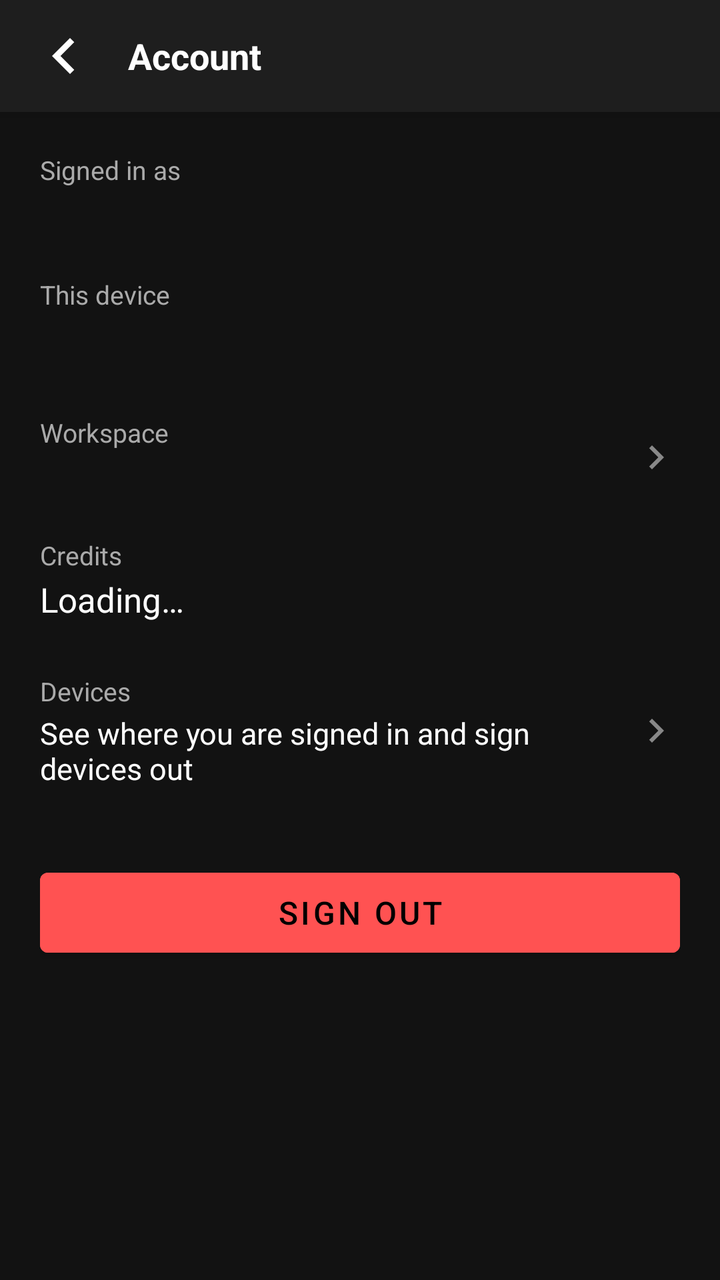
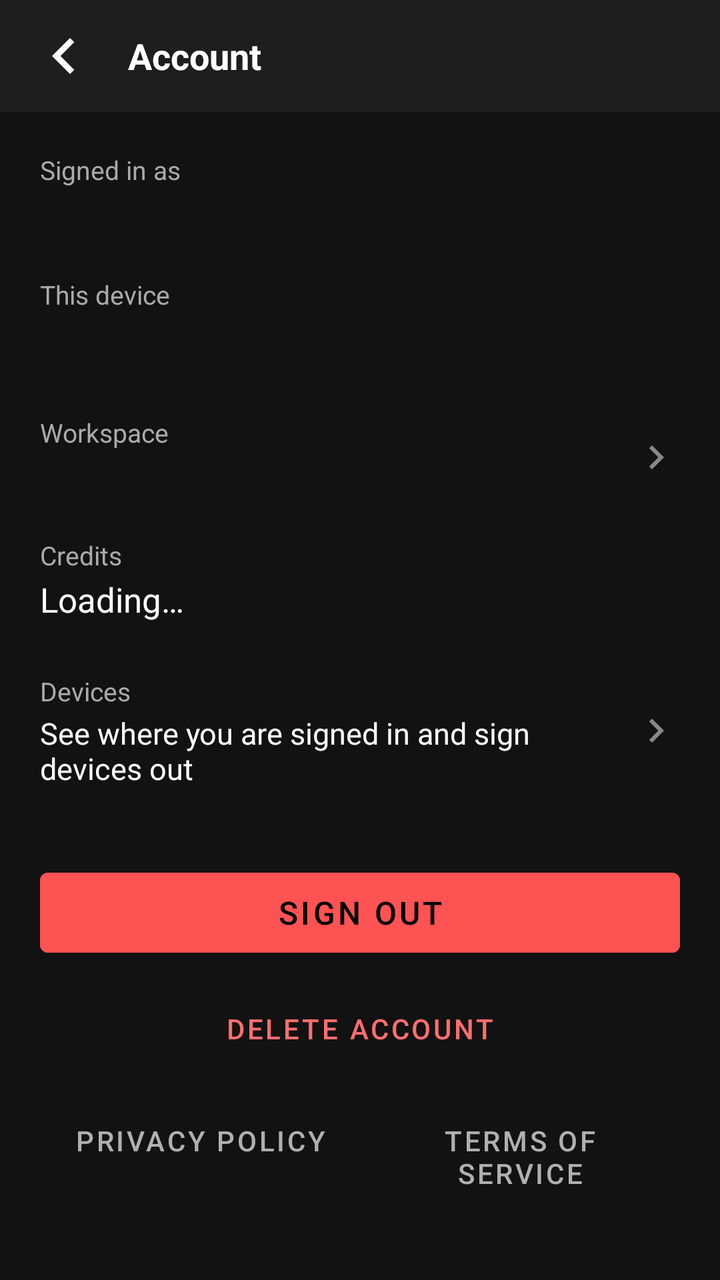

Screens rendered from an Android XML layout before and after an edit, with the pre-edit source and the edit as a unified diff.
<!-- AndroidManifest.xml: application theme Theme.CustomScreen -->
<!-- res/layout/activity_account.xml -->
<?xml version="1.0" encoding="utf-8"?>
<LinearLayout xmlns:android="http://schemas.android.com/apk/res/android"
    xmlns:app="http://schemas.android.com/apk/res-auto"
    android:layout_width="match_parent"
    android:layout_height="match_parent"
    android:background="#121212"
    android:orientation="vertical">

    <RelativeLayout
        android:id="@+id/account_toolbar"
        android:layout_width="match_parent"
        android:layout_height="56dp"
        android:background="#1E1E1E"
        android:elevation="4dp"
        android:paddingStart="8dp"
        android:paddingEnd="16dp">

        <ImageButton
            android:id="@+id/btn_back"
            android:layout_width="48dp"
            android:layout_height="48dp"
            android:layout_alignParentStart="true"
            android:layout_centerVertical="true"
            android:background="?attr/selectableItemBackgroundBorderless"
            android:contentDescription="Back"
            android:src="@drawable/ic_chevron_left"
            app:tint="#FFFFFF" />

        <TextView
            android:layout_width="wrap_content"
            android:layout_height="wrap_content"
            android:layout_centerVertical="true"
            android:layout_marginStart="8dp"
            android:layout_toEndOf="@id/btn_back"
            android:text="@string/account_title"
            android:textColor="#FFFFFF"
            android:textSize="18sp"
            android:textStyle="bold" />
    </RelativeLayout>

    <ScrollView
        android:layout_width="match_parent"
        android:layout_height="match_parent"
        android:fillViewport="true">

    <LinearLayout
        android:layout_width="match_parent"
        android:layout_height="wrap_content"
        android:orientation="vertical"
        android:padding="20dp">

        <TextView
            android:layout_width="wrap_content"
            android:layout_height="wrap_content"
            android:text="@string/account_email_label"
            android:textColor="#AAAAAA"
            android:textSize="13sp" />

        <TextView
            android:id="@+id/tv_account_email"
            android:layout_width="match_parent"
            android:layout_height="wrap_content"
            android:layout_marginTop="2dp"
            android:textColor="#FFFFFF"
            android:textIsSelectable="true"
            android:textSize="17sp" />

        <TextView
            android:layout_width="wrap_content"
            android:layout_height="wrap_content"
            android:layout_marginTop="20dp"
            android:text="@string/account_device_label"
            android:textColor="#AAAAAA"
            android:textSize="13sp" />

        <TextView
            android:id="@+id/tv_account_device"
            android:layout_width="match_parent"
            android:layout_height="wrap_content"
            android:layout_marginTop="2dp"
            android:textColor="#FFFFFF"
            android:textSize="17sp" />

        <LinearLayout
            android:id="@+id/row_workspace"
            android:layout_width="match_parent"
            android:layout_height="wrap_content"
            android:layout_marginTop="20dp"
            android:background="?attr/selectableItemBackground"
            android:gravity="center_vertical"
            android:minHeight="56dp"
            android:orientation="horizontal">

            <LinearLayout
                android:layout_width="0dp"
                android:layout_height="wrap_content"
                android:layout_weight="1"
                android:orientation="vertical">

                <TextView
                    android:layout_width="wrap_content"
                    android:layout_height="wrap_content"
                    android:text="@string/acct_workspace_label"
                    android:textColor="#AAAAAA"
                    android:textSize="13sp" />

                <TextView
                    android:id="@+id/tv_account_workspace"
                    android:layout_width="match_parent"
                    android:layout_height="wrap_content"
                    android:layout_marginTop="2dp"
                    android:ellipsize="end"
                    android:maxLines="1"
                    android:textColor="#FFFFFF"
                    android:textSize="17sp" />
            </LinearLayout>

            <ImageView
                android:layout_width="24dp"
                android:layout_height="24dp"
                android:contentDescription="@null"
                android:src="@drawable/ic_chevron_right"
                app:tint="#888888" />
        </LinearLayout>

        <LinearLayout
            android:id="@+id/row_credits"
            android:layout_width="match_parent"
            android:layout_height="wrap_content"
            android:layout_marginTop="12dp"
            android:background="?attr/selectableItemBackground"
            android:minHeight="56dp"
            android:orientation="vertical">

            <TextView
                android:layout_width="wrap_content"
                android:layout_height="wrap_content"
                android:text="@string/acct_credits_label"
                android:textColor="#AAAAAA"
                android:textSize="13sp" />

            <TextView
                android:id="@+id/tv_account_credits"
                android:layout_width="match_parent"
                android:layout_height="wrap_content"
                android:layout_marginTop="2dp"
                android:text="@string/acct_credits_loading"
                android:textColor="#FFFFFF"
                android:textSize="17sp" />
        </LinearLayout>

        <LinearLayout
            android:id="@+id/row_devices"
            android:layout_width="match_parent"
            android:layout_height="wrap_content"
            android:layout_marginTop="12dp"
            android:background="?attr/selectableItemBackground"
            android:gravity="center_vertical"
            android:minHeight="56dp"
            android:orientation="horizontal">

            <LinearLayout
                android:layout_width="0dp"
                android:layout_height="wrap_content"
                android:layout_weight="1"
                android:orientation="vertical">

                <TextView
                    android:layout_width="wrap_content"
                    android:layout_height="wrap_content"
                    android:text="@string/acct_devices_label"
                    android:textColor="#AAAAAA"
                    android:textSize="13sp" />

                <TextView
                    android:layout_width="match_parent"
                    android:layout_height="wrap_content"
                    android:layout_marginTop="2dp"
                    android:text="@string/acct_devices_hint"
                    android:textColor="#FFFFFF"
                    android:textSize="15sp" />
            </LinearLayout>

            <ImageView
                android:layout_width="24dp"
                android:layout_height="24dp"
                android:contentDescription="@null"
                android:src="@drawable/ic_chevron_right"
                app:tint="#888888" />
        </LinearLayout>

        <LinearLayout
            android:id="@+id/row_backend"
            android:layout_width="match_parent"
            android:layout_height="wrap_content"
            android:layout_marginTop="12dp"
            android:background="?attr/selectableItemBackground"
            android:minHeight="56dp"
            android:orientation="vertical"
            android:visibility="gone">

            <TextView
                android:layout_width="wrap_content"
                android:layout_height="wrap_content"
                android:text="@string/acct_backend_label"
                android:textColor="#AAAAAA"
                android:textSize="13sp" />

            <TextView
                android:id="@+id/tv_account_backend"
                android:layout_width="match_parent"
                android:layout_height="wrap_content"
                android:layout_marginTop="2dp"
                android:textColor="#FFFFFF"
                android:textSize="14sp" />
        </LinearLayout>

        <Button
            android:id="@+id/btn_sign_out"
            android:layout_width="match_parent"
            android:layout_height="52dp"
            android:layout_marginTop="36dp"
            android:backgroundTint="#FF5252"
            android:text="@string/account_sign_out"
            android:textColor="#000000"
            android:textSize="16sp" />

        <ProgressBar
            android:id="@+id/progress_account"
            style="?android:attr/progressBarStyleSmall"
            android:layout_width="wrap_content"
            android:layout_height="wrap_content"
            android:layout_gravity="center_horizontal"
            android:layout_marginTop="16dp"
            android:visibility="gone" />
    </LinearLayout>
    </ScrollView>
</LinearLayout>
<!-- resources referenced by this layout -->
<resources>
  <!-- drawable ic_chevron_left (drawable) -->
  <vector xmlns:android="http://schemas.android.com/apk/res/android"
      android:width="36dp"
      android:height="36dp"
      android:viewportWidth="24"
      android:viewportHeight="24">
    <path
        android:fillColor="#FFFFFF"
        android:pathData="M15.41,7.41L14,6l-6,6 6,6 1.41,-1.41L10.83,12z"/>
  </vector>
  <!-- drawable ic_chevron_right (drawable) -->
  <vector xmlns:android="http://schemas.android.com/apk/res/android"
      android:width="36dp"
      android:height="36dp"
      android:viewportWidth="24"
      android:viewportHeight="24">
    <path
        android:fillColor="#FFFFFF"
        android:pathData="M10,6L8.59,7.41 13.17,12l-4.58,4.59L10,18l6,-6z"/>
  </vector>
  <string name="account_device_label">This device</string>
  <string name="account_email_label">Signed in as</string>
  <string name="account_sign_out">Sign out</string>
  <string name="account_title">Account</string>
  <string name="acct_backend_label">Backend URL (debug build)</string>
  <string name="acct_credits_label">Credits</string>
  <string name="acct_credits_loading">Loading…</string>
  <string name="acct_devices_hint">See where you are signed in and sign devices out</string>
  <string name="acct_devices_label">Devices</string>
  <string name="acct_workspace_label">Workspace</string>
  <style name="Theme.CustomScreen" parent="Theme.MaterialComponents.DayNight.NoActionBar">
          <item name="android:windowBackground">@android:color/black</item>
          <item name="android:statusBarColor">@android:color/transparent</item>
          <item name="android:navigationBarColor">@android:color/transparent</item>
          <item name="android:windowLightStatusBar">false</item>
          <item name="android:windowLightNavigationBar">false</item>
      </style>
</resources>

<!-- the commit's change to res/layout/activity_account.xml (unified diff, before → after) -->
@@ -225,6 +225,43 @@
             android:textColor="#000000"
             android:textSize="16sp" />
 
+        <Button
+            android:id="@+id/btn_delete_account"
+            style="@style/Widget.MaterialComponents.Button.TextButton"
+            android:layout_width="match_parent"
+            android:layout_height="wrap_content"
+            android:layout_marginTop="8dp"
+            android:minHeight="48dp"
+            android:text="@string/acct_delete"
+            android:textColor="#FF6E6E" />
+
+        <LinearLayout
+            android:layout_width="match_parent"
+            android:layout_height="wrap_content"
+            android:layout_marginTop="8dp"
+            android:orientation="horizontal">
+
+            <Button
+                android:id="@+id/btn_privacy"
+                style="@style/Widget.MaterialComponents.Button.TextButton"
+                android:layout_width="0dp"
+                android:layout_height="wrap_content"
+                android:layout_weight="1"
+                android:minHeight="48dp"
+                android:text="@string/acct_privacy"
+                android:textColor="#B0B0B0" />
+
+            <Button
+                android:id="@+id/btn_terms"
+                style="@style/Widget.MaterialComponents.Button.TextButton"
+                android:layout_width="0dp"
+                android:layout_height="wrap_content"
+                android:layout_weight="1"
+                android:minHeight="48dp"
+                android:text="@string/acct_terms"
+                android:textColor="#B0B0B0" />
+        </LinearLayout>
+
         <ProgressBar
             android:id="@+id/progress_account"
             style="?android:attr/progressBarStyleSmall"
<!-- resource entries referenced after the edit -->
@@ -27,8 +27,11 @@
   <string name="acct_backend_label">Backend URL (debug build)</string>
   <string name="acct_credits_label">Credits</string>
   <string name="acct_credits_loading">Loading…</string>
+  <string name="acct_delete">Delete account</string>
   <string name="acct_devices_hint">See where you are signed in and sign devices out</string>
   <string name="acct_devices_label">Devices</string>
+  <string name="acct_privacy">Privacy policy</string>
+  <string name="acct_terms">Terms of service</string>
   <string name="acct_workspace_label">Workspace</string>
   <style name="Theme.CustomScreen" parent="Theme.MaterialComponents.DayNight.NoActionBar">
           <item name="android:windowBackground">@android:color/black</item>
